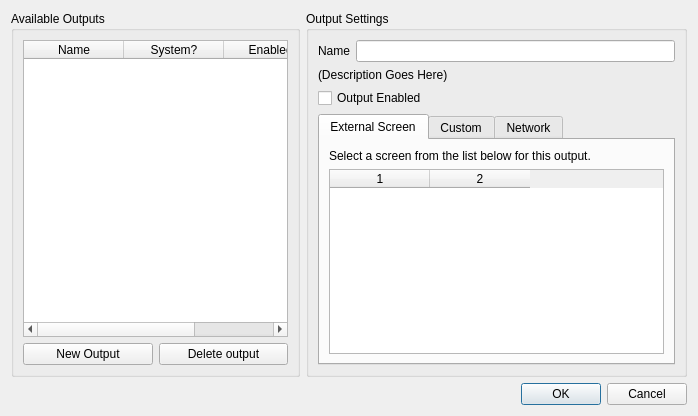
This is src/outputsetupdialog.ui in google-code-export/dviz as Qt 5 draws it before an edit. The edited form follows.
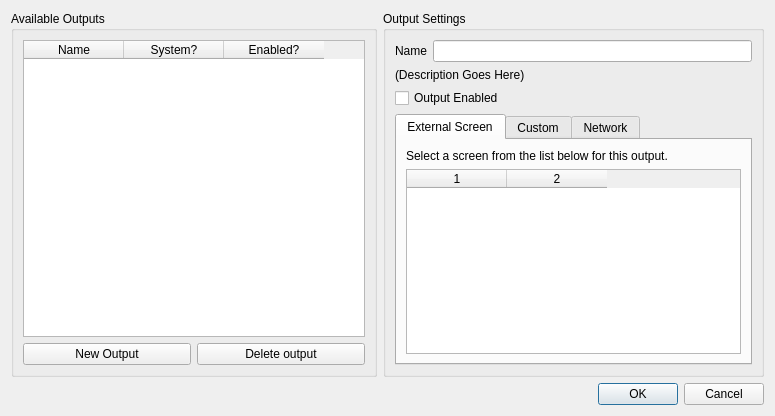
This is the edited form.

The edit to the form file:
```diff
--- a/src/outputsetupdialog.ui
+++ b/src/outputsetupdialog.ui
@@ -6,7 +6,7 @@
    <rect>
     <x>0</x>
     <y>0</y>
-    <width>698</width>
+    <width>775</width>
     <height>414</height>
    </rect>
   </property>
```
